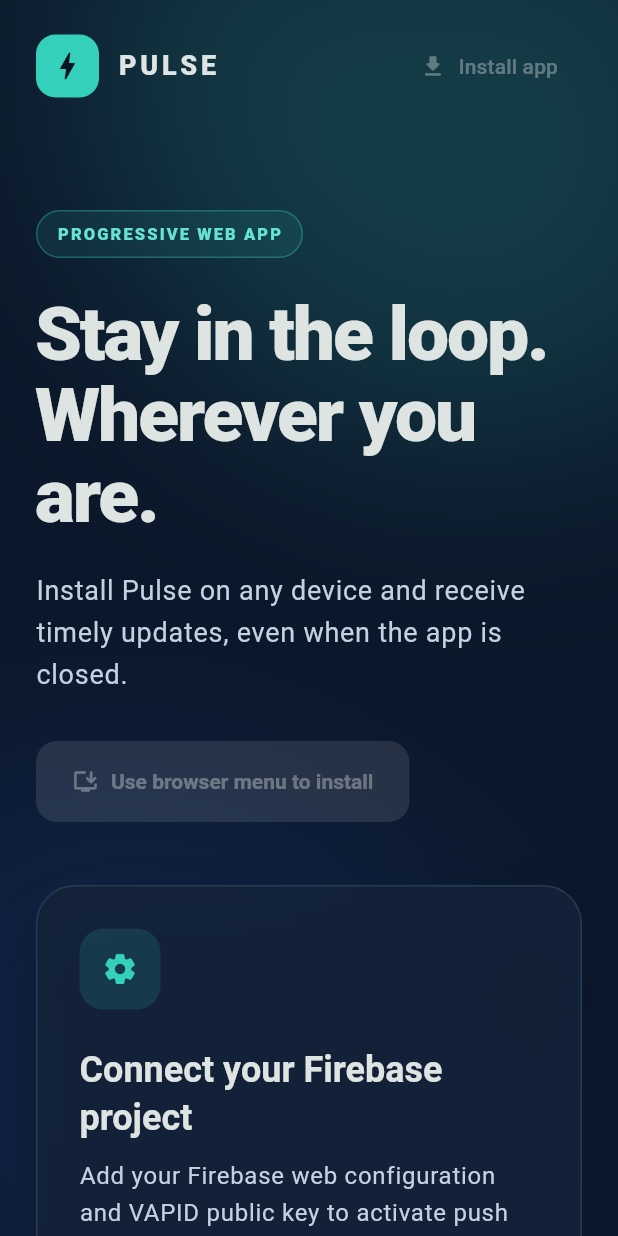
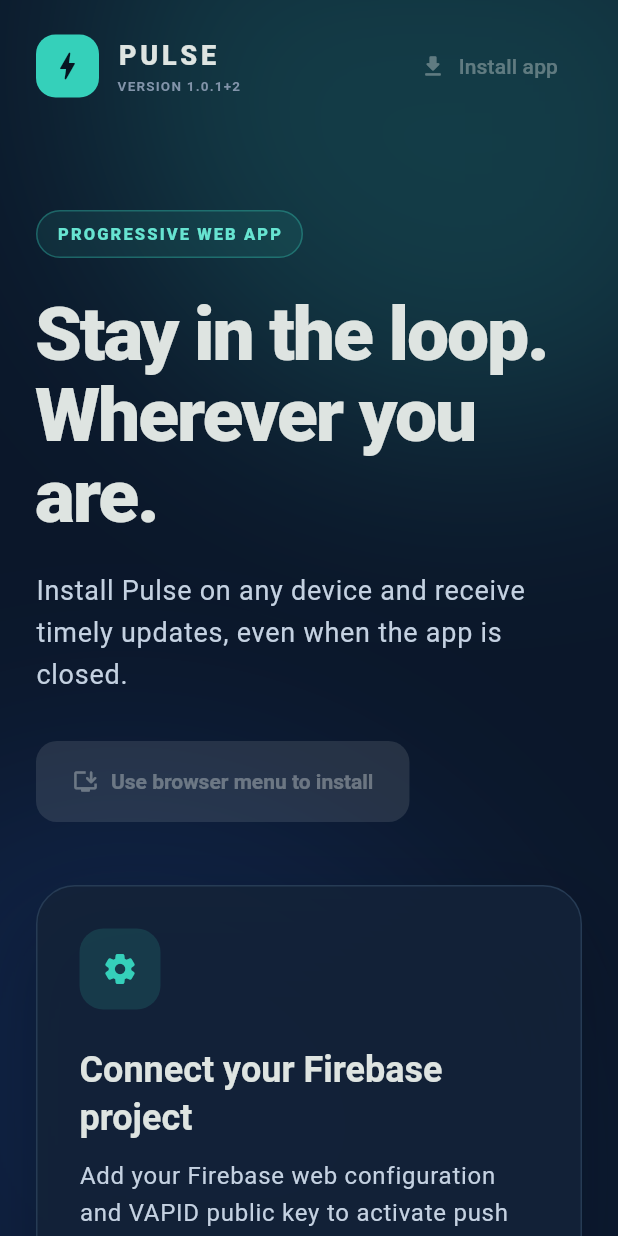
Before and after one commit to AjuBlueFerns/PWA_Pulse, a Flutter app: the screen it shows after launch, on a phone screen of 412 x 824 dp. Run offline on Flutter 3.47's test engine with Material 3 defaults, Android fonts, the phone set to English and light mode, and no system bars; our stand-ins replace firebase_core, firebase_messaging, package_info_plus; missing offline and left inert: dart:js_interop; accounts and stored records are empty.

Commit message:
firebase configuration & version updates

```diff
--- a/lib/main.dart
+++ b/lib/main.dart
@@ -1,5 +1,6 @@
 import 'package:firebase_core/firebase_core.dart';
 import 'package:flutter/material.dart';
+import 'package:package_info_plus/package_info_plus.dart';
 
 import 'firebase_options.dart';
 import 'pwa_install/pwa_install.dart';
@@ -10,6 +11,16 @@
 
   PushNotificationService? notifications;
   Object? startupError;
+  var versionLabel = '1.0.1+2';
+
+  try {
+    final packageInfo = await PackageInfo.fromPlatform();
+    versionLabel = packageInfo.buildNumber.isEmpty
+        ? packageInfo.version
+        : '${packageInfo.version}+${packageInfo.buildNumber}';
+  } catch (_) {
+    // Keep the fallback version visible if platform metadata is unavailable.
+  }
 
   if (DefaultFirebaseOptions.isConfigured) {
     try {
@@ -23,14 +34,26 @@
     }
   }
 
-  runApp(PwaPushApp(notifications: notifications, startupError: startupError));
+  runApp(
+    PwaPushApp(
+      notifications: notifications,
+      startupError: startupError,
+      versionLabel: versionLabel,
+    ),
+  );
 }
 
 class PwaPushApp extends StatelessWidget {
-  const PwaPushApp({super.key, this.notifications, this.startupError});
+  const PwaPushApp({
+    super.key,
+    this.notifications,
+    this.startupError,
+    this.versionLabel = '1.0.1+2',
+  });
 
   final PushNotificationService? notifications;
   final Object? startupError;
+  final String versionLabel;
 
   @override
   Widget build(BuildContext context) {
@@ -68,7 +91,11 @@
           ),
         ),
       ),
-      home: HomePage(notifications: notifications, startupError: startupError),
+      home: HomePage(
+        notifications: notifications,
+        startupError: startupError,
+        versionLabel: versionLabel,
+      ),
     );
   }
 }
@@ -78,10 +105,12 @@
     super.key,
     required this.notifications,
     required this.startupError,
+    required this.versionLabel,
   });
 
   final PushNotificationService? notifications;
   final Object? startupError;
+  final String versionLabel;
 
   @override
   State<HomePage> createState() => _HomePageState();
@@ -128,7 +157,10 @@
                   child: Column(
                     crossAxisAlignment: CrossAxisAlignment.start,
                     children: [
-                      _Header(installer: _installer),
+                      _Header(
+                        installer: _installer,
+                        versionLabel: widget.versionLabel,
+                      ),
                       const SizedBox(height: 72),
                       LayoutBuilder(
                         builder: (context, constraints) {
@@ -170,9 +202,10 @@
 }
 
 class _Header extends StatelessWidget {
-  const _Header({required this.installer});
+  const _Header({required this.installer, required this.versionLabel});
 
   final PwaInstallController installer;
+  final String versionLabel;
 
   @override
   Widget build(BuildContext context) {
@@ -188,6 +221,9 @@
           child: const Icon(Icons.bolt_rounded, color: Color(0xFF071522)),
         ),
         const SizedBox(width: 12),
+        Column(
+          crossAxisAlignment: CrossAxisAlignment.start,
+          children: [
             const Text(
               'PULSE',
               style: TextStyle(
@@ -195,6 +231,18 @@
                 fontWeight: FontWeight.w900,
                 letterSpacing: 2.5,
               ),
+            ),
+            Text(
+              'VERSION $versionLabel',
+              key: const ValueKey('app-version'),
+              style: const TextStyle(
+                color: Color(0xFF8294AA),
+                fontSize: 9,
+                fontWeight: FontWeight.w700,
+                letterSpacing: 0.8,
+              ),
+            ),
+          ],
         ),
         const Spacer(),
         ListenableBuilder(
--- a/pubspec.yaml
+++ b/pubspec.yaml
@@ -36,6 +36,7 @@
   cupertino_icons: ^1.0.8
   firebase_core: ^4.12.1
   firebase_messaging: ^16.4.3
+  package_info_plus: ^9.0.1
 
 dev_dependencies:
   flutter_test:
```
Also changed, not shown: firebase.json, lib/firebase_options.dart, pubspec.lock, 3 other files. Lines whose indentation alone changed are shown as unchanged.
